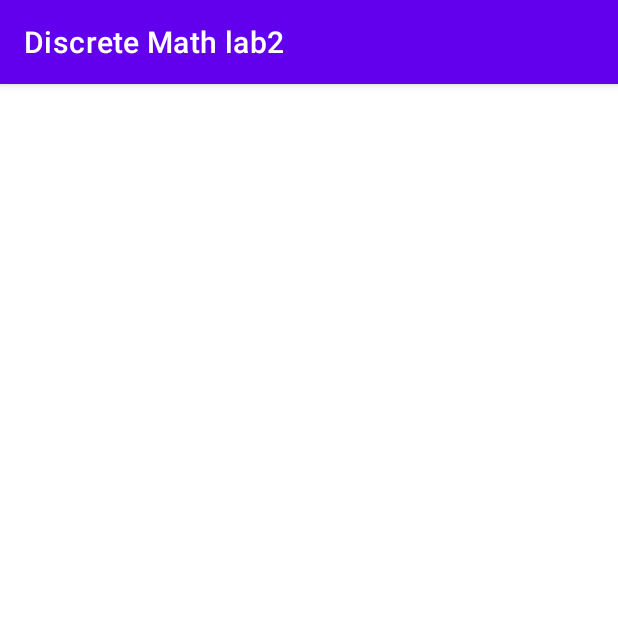
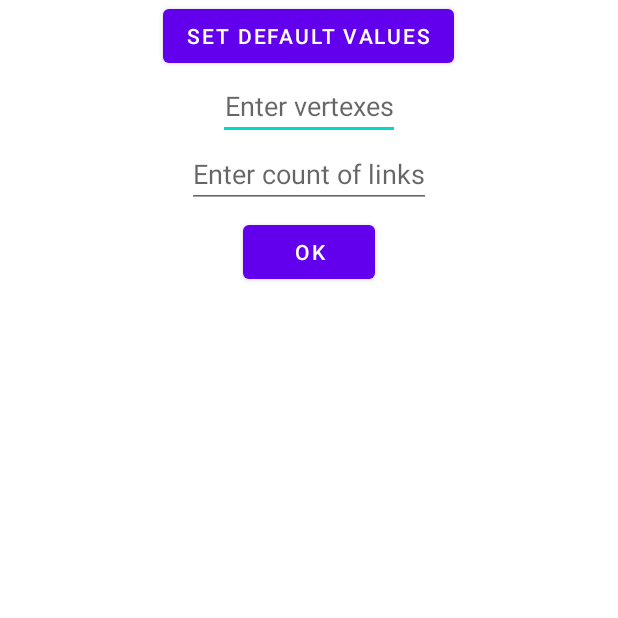
Before and after one commit to dullylol/Discrete_Math_android_lab2, an Android app: the screen it shows after launch (MainActivity), on a phone screen of 412 x 824 dp, the top half of it. Run offline under Robolectric (Android 15) with nearby library versions, the phone set to English and light mode, and no system bars.

Commit message:
Done lab2 :)

```diff
--- a/app/src/main/AndroidManifest.xml
+++ b/app/src/main/AndroidManifest.xml
@@ -9,7 +9,8 @@
         android:roundIcon="@mipmap/ic_launcher_round"
         android:supportsRtl="true"
         android:theme="@style/Theme.DiscreteMathLab2">
-        <activity android:name=".MainActivity">
+        <activity android:name=".ui.MainActivity"
+            android:screenOrientation="portrait">
             <intent-filter>
                 <action android:name="android.intent.action.MAIN" />
 
--- /dev/null
+++ b/app/src/main/java/com/asustuf/discretemathlab2/model/dataclasses/Link.kt
@@ -0,0 +1,5 @@
+package com.asustuf.discretemathlab2.model.dataclasses
+
+class Link(var vertex1: Char = ' ', var vertex2: Char = ' ') {
+    fun isOneVertexEmpty() = vertex1 == ' ' || vertex2 == ' '
+}
--- a/app/src/main/res/layout/activity_main.xml
+++ b/app/src/main/res/layout/activity_main.xml
@@ -1,18 +1,126 @@
 <?xml version="1.0" encoding="utf-8"?>
-<androidx.constraintlayout.widget.ConstraintLayout xmlns:android="http://schemas.android.com/apk/res/android"
+<LinearLayout xmlns:android="http://schemas.android.com/apk/res/android"
     xmlns:app="http://schemas.android.com/apk/res-auto"
     xmlns:tools="http://schemas.android.com/tools"
     android:layout_width="match_parent"
     android:layout_height="match_parent"
-    tools:context=".MainActivity">
+    android:orientation="vertical"
+    tools:context=".ui.MainActivity">
 
-    <TextView
+    <Button
+        android:id="@+id/default_values_btn"
         android:layout_width="wrap_content"
         android:layout_height="wrap_content"
-        android:text="Hello World!"
-        app:layout_constraintBottom_toBottomOf="parent"
-        app:layout_constraintLeft_toLeftOf="parent"
-        app:layout_constraintRight_toRightOf="parent"
-        app:layout_constraintTop_toTopOf="parent" />
+        android:layout_gravity="center_horizontal"
+        android:text="@string/set_default_values_btn" />
 
-</androidx.constraintlayout.widget.ConstraintLayout>
+    <EditText
+        android:id="@+id/vertexes_et"
+        android:layout_width="wrap_content"
+        android:layout_height="wrap_content"
+        android:layout_gravity="center_horizontal"
+        android:digits="abcdefghijklmnopqrstuvwxyzABCDEFGHIJKLMNOPQRSTUVWXYZ
+                        йцукенгшщзхъфывапролджэячсмитьбюёЁЙЦУКЕНГШЩЗХЪФЫВАПРОЛДЖЭЯЧСМИТЬБЮ"
+        android:gravity="center"
+        android:hint="@string/enter_vertexes_et"
+
+        android:inputType="textMultiLine"
+        android:maxLength="50" />
+
+    <EditText
+        android:id="@+id/count_of_links_et"
+        android:layout_width="wrap_content"
+        android:layout_height="wrap_content"
+        android:layout_gravity="center_horizontal"
+        android:gravity="center"
+        android:hint="@string/enter_count_of_links_et"
+        android:inputType="number"
+        android:maxLength="2" />
+
+
+    <androidx.recyclerview.widget.RecyclerView
+        android:id="@+id/links_rv"
+        android:layout_width="match_parent"
+        android:layout_height="100dp"
+        android:visibility="gone" />
+
+    <Button
+        android:id="@+id/ok_btn"
+        android:layout_width="wrap_content"
+        android:layout_height="wrap_content"
+        android:layout_gravity="center"
+        android:layout_margin="5dp"
+        android:text="@string/ok_btn" />
+
+    <ScrollView
+        android:layout_width="match_parent"
+        android:layout_height="match_parent">
+
+        <LinearLayout
+            android:layout_width="match_parent"
+            android:layout_height="wrap_content"
+            android:gravity="center"
+            android:orientation="vertical">
+
+            <TextView
+                android:id="@+id/degrees_tv"
+                android:layout_width="wrap_content"
+                android:layout_height="wrap_content"
+                android:layout_margin="5dp"
+                android:textSize="20sp" />
+
+            <TextView
+                android:id="@+id/mapping_tv"
+                android:layout_width="wrap_content"
+                android:layout_height="wrap_content"
+                android:layout_margin="5dp"
+                android:textSize="20sp" />
+
+            <TextView
+                android:id="@+id/preimages_tv"
+                android:layout_width="wrap_content"
+                android:layout_height="wrap_content"
+                android:layout_margin="5dp"
+                android:textSize="20sp" />
+
+            <HorizontalScrollView
+                android:layout_width="wrap_content"
+                android:layout_height="wrap_content"
+                android:layout_margin="10dp">
+                    <androidx.cardview.widget.CardView
+                        android:id="@+id/adjacency_matrix_view"
+                        android:layout_width="wrap_content"
+                        android:layout_height="wrap_content"
+                        android:visibility="gone"
+                        app:cardCornerRadius="8dp">
+
+                        <TableLayout
+                            android:id="@+id/adjacency_matrix_tl"
+                            android:layout_width="wrap_content"
+                            android:layout_height="wrap_content"
+                            android:layout_margin="8dp" />
+                    </androidx.cardview.widget.CardView>
+            </HorizontalScrollView>
+
+            <HorizontalScrollView
+                android:layout_width="wrap_content"
+                android:layout_height="wrap_content"
+                android:layout_margin="10dp">
+                    <androidx.cardview.widget.CardView
+                        android:id="@+id/identity_matrix_view"
+                        android:layout_width="wrap_content"
+                        android:layout_height="wrap_content"
+                        android:visibility="gone"
+                        app:cardCornerRadius="8dp">
+
+                        <TableLayout
+                            android:id="@+id/identity_matrix_tl"
+                            android:layout_width="wrap_content"
+                            android:layout_height="wrap_content"
+                            android:layout_margin="8dp" />
+                    </androidx.cardview.widget.CardView>
+            </HorizontalScrollView>
+
+        </LinearLayout>
+    </ScrollView>
+</LinearLayout>
--- a/app/src/main/res/values-night/themes.xml
+++ b/app/src/main/res/values-night/themes.xml
@@ -1,6 +1,6 @@
 <resources xmlns:tools="http://schemas.android.com/tools">
     <!-- Base application theme. -->
-    <style name="Theme.DiscreteMathLab2" parent="Theme.MaterialComponents.DayNight.DarkActionBar">
+    <style name="Theme.DiscreteMathLab2" parent="Theme.MaterialComponents.DayNight.NoActionBar">
         <!-- Primary brand color. -->
         <item name="colorPrimary">@color/purple_200</item>
         <item name="colorPrimaryVariant">@color/purple_700</item>
@@ -12,5 +12,6 @@
         <!-- Status bar color. -->
         <item name="android:statusBarColor" tools:targetApi="l">?attr/colorPrimaryVariant</item>
         <!-- Customize your theme here. -->
+        <item name="android:textColor">@color/white</item>
     </style>
 </resources>
--- a/app/src/main/res/values/strings.xml
+++ b/app/src/main/res/values/strings.xml
@@ -1,3 +1,8 @@
 <resources>
     <string name="app_name">Discrete Math lab2</string>
+    <string name="set_default_values_btn">Set default values</string>
+    <string name="enter_count_of_links_et">Enter count of links</string>
+    <string name="enter_vertexes_et">Enter vertexes</string>
+    <string name="link_tv"><![CDATA[->]]></string>
+    <string name="ok_btn">OK</string>
 </resources>
--- a/app/src/main/res/values/themes.xml
+++ b/app/src/main/res/values/themes.xml
@@ -1,6 +1,6 @@
 <resources xmlns:tools="http://schemas.android.com/tools">
     <!-- Base application theme. -->
-    <style name="Theme.DiscreteMathLab2" parent="Theme.MaterialComponents.DayNight.DarkActionBar">
+    <style name="Theme.DiscreteMathLab2" parent="Theme.MaterialComponents.DayNight.NoActionBar">
         <!-- Primary brand color. -->
         <item name="colorPrimary">@color/purple_500</item>
         <item name="colorPrimaryVariant">@color/purple_700</item>
@@ -12,5 +12,6 @@
         <!-- Status bar color. -->
         <item name="android:statusBarColor" tools:targetApi="l">?attr/colorPrimaryVariant</item>
         <!-- Customize your theme here. -->
+        <item name="android:textColor">@color/black</item>
     </style>
 </resources>
```
Also changed, not shown: app/src/main/java/com/asustuf/discretemathlab2/MainActivity.kt (deleted, +0 -15 lines), app/src/main/java/com/asustuf/discretemathlab2/model/graphs/LinksOperations.kt (added, +169 -0 lines), app/src/main/java/com/asustuf/discretemathlab2/ui/MainActivity.kt (added, +109 -0 lines), app/src/main/java/com/asustuf/discretemathlab2/ui/adapters/LinksAdapter.kt (added, +48 -0 lines), app/src/main/res/layout/holder_link.xml (added, +43 -0 lines).
